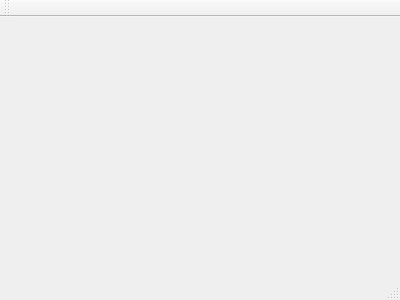
The window that CS1C_Project/mainwindow.ui (tootgod/CS1C_Big_Win_Bois_Class_Project) describes before a commit, drawn with Qt 5.
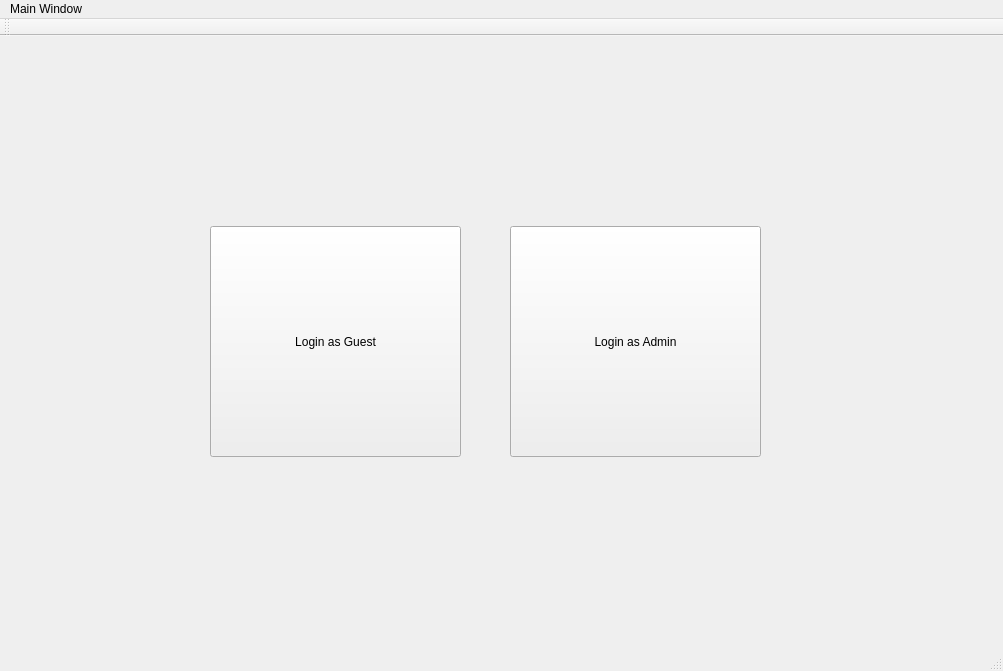
The same window after the commit.

The edit to the form file:
```diff
--- a/CS1C_Project/mainwindow.ui
+++ b/CS1C_Project/mainwindow.ui
@@ -1,24 +1,72 @@
 <ui version="4.0">
  <class>MainWindow</class>
- <widget class="QMainWindow" name="MainWindow" >
-  <property name="geometry" >
+ <widget class="QMainWindow" name="MainWindow">
+  <property name="geometry">
    <rect>
     <x>0</x>
     <y>0</y>
-    <width>400</width>
-    <height>300</height>
+    <width>1003</width>
+    <height>671</height>
    </rect>
   </property>
   <property name="windowTitle" >
    <string>MainWindow</string>
   </property>
-  <widget class="QMenuBar" name="menuBar" />
-  <widget class="QToolBar" name="mainToolBar" />
-  <widget class="QWidget" name="centralWidget" />
-  <widget class="QStatusBar" name="statusBar" />
+  <widget class="QWidget" name="centralWidget">
+   <widget class="QPushButton" name="pushButton">
+    <property name="geometry">
+     <rect>
+      <x>510</x>
+      <y>190</y>
+      <width>251</width>
+      <height>231</height>
+     </rect>
+    </property>
+    <property name="text">
+     <string>Login as Admin</string>
+    </property>
+   </widget>
+   <widget class="QPushButton" name="guestLogin">
+    <property name="geometry">
+     <rect>
+      <x>210</x>
+      <y>190</y>
+      <width>251</width>
+      <height>231</height>
+     </rect>
+    </property>
+    <property name="text">
+     <string>Login as Guest</string>
+    </property>
+   </widget>
+  </widget>
+  <widget class="QMenuBar" name="menuBar">
+   <property name="geometry">
+    <rect>
+     <x>0</x>
+     <y>0</y>
+     <width>1003</width>
+     <height>21</height>
+    </rect>
+   </property>
+   <widget class="QMenu" name="menuMain_Window">
+    <property name="title">
+     <string>Main Window</string>
+    </property>
+   </widget>
+   <addaction name="menuMain_Window"/>
+  </widget>
+  <widget class="QToolBar" name="mainToolBar">
+   <attribute name="toolBarArea">
+    <enum>TopToolBarArea</enum>
+   </attribute>
+   <attribute name="toolBarBreak">
+    <bool>false</bool>
+   </attribute>
+  </widget>
+  <widget class="QStatusBar" name="statusBar"/>
  </widget>
- <layoutDefault spacing="6" margin="11" />
- <pixmapfunction></pixmapfunction>
+ <layoutdefault spacing="6" margin="11"/>
  <resources/>
  <connections/>
 </ui>
```
Left out of the diff: 3 changed lines with no effect on the pictures.
